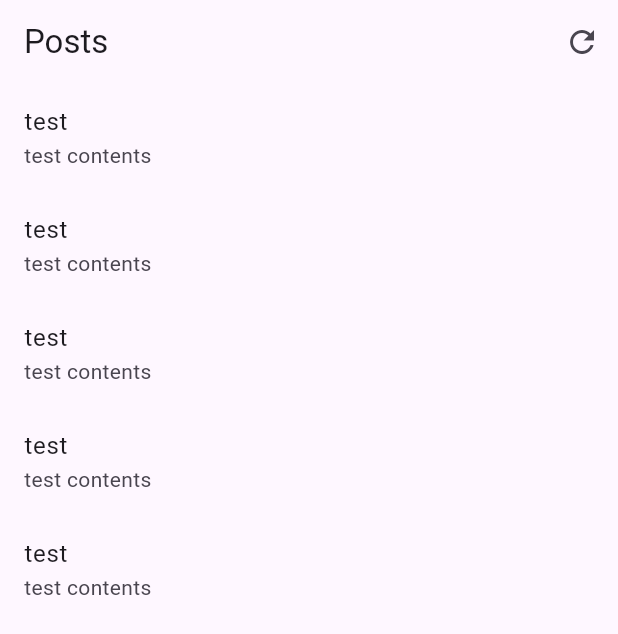
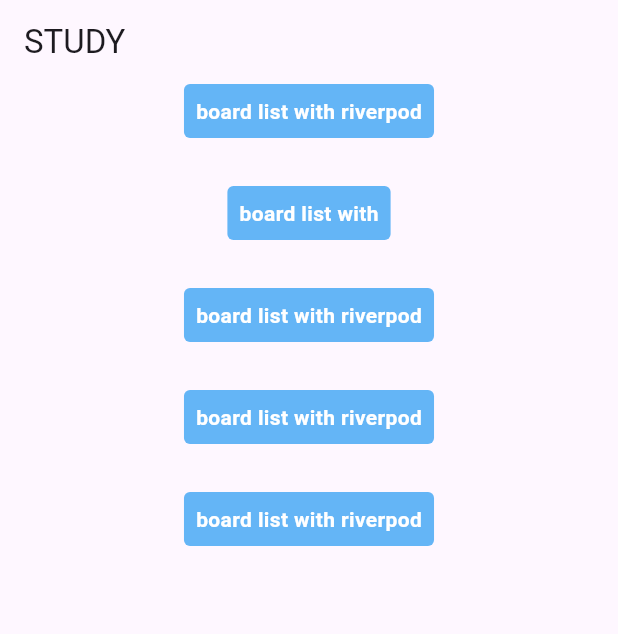
Before and after one commit to minguk-park/flutter_riverpod_study, a Flutter app: the screen it shows after launch, on a phone screen of 412 x 824 dp. Shown: the top 634 px of the screen. Run offline on Flutter 3.47's test engine with Material 3 defaults, Android fonts, the phone set to English and light mode, and no system bars; our stand-ins replace flutter_riverpod, get_it.

Commit message:
[feat] 아에 공부 프로젝트로 만들어버리기

```diff
--- a/lib/main.dart
+++ b/lib/main.dart
@@ -1,17 +1,14 @@
 import 'package:flutter/material.dart';
 import 'package:flutter_riverpod/flutter_riverpod.dart';
+import 'package:flutter_riverpod_study/locator.dart';
+import 'package:flutter_riverpod_study/presentation/views/home_view.dart';
 import 'package:get_it/get_it.dart';
 import 'datasources/remote_datasource.dart';
 import 'presentation/views/post_list_view.dart';
 import 'repositories/post_repository.dart';
 
-// void setupLocator() {
-//   GetIt.I.registerLazySingleton(() => RemoteDataSource());
-//   GetIt.I.registerLazySingleton(() => PostRepository(GetIt.I<RemoteDataSource>()));
-// }
-
 void main() {
-  // setupLocator();
+  setupLocator();
   runApp(const ProviderScope(child: MyApp()));
 }
 
@@ -25,7 +22,8 @@
       theme: ThemeData(
         primarySwatch: Colors.blue,
       ),
-      home: PostListView(),
+      // home: PostListView(),
+      home: const HomeView(),
     );
   }
 }
--- /dev/null
+++ b/lib/presentation/views/home_view.dart
@@ -0,0 +1,47 @@
+import 'package:flutter/material.dart';
+import 'package:flutter/widgets.dart';
+import 'package:flutter_riverpod_study/presentation/widgets/button_widget.dart';
+
+class HomeView extends StatelessWidget {
+  const HomeView({super.key});
+
+  @override
+  Widget build(BuildContext context) {
+    // return const Column(
+    //   children: [
+    //     ButtonWidget(),
+    //   ],
+    // );
+    return Scaffold(
+      appBar: AppBar(
+        title: const Text('STUDY'),
+        actions: const [
+          // IconButton(
+          //   icon: const Icon(Icons.refresh),
+          //   onPressed: () {
+          //     // ref.invalidate(postListProvider);
+          //     // ref.read(postListProvider);
+          //   },
+          // ),
+        ],
+      ),
+
+      body: const Center(
+        child: Column(
+          children: [
+            ButtonWidget(label: 'board list with riverpod'),
+            SizedBox(height: 32.0,),
+            ButtonWidget(label: 'board list with'),
+            SizedBox(height: 32.0,),
+            ButtonWidget(label: 'board list with riverpod'),
+            SizedBox(height: 32.0,),
+            ButtonWidget(label: 'board list with riverpod'),
+            SizedBox(height: 32.0,),
+            ButtonWidget(label: 'board list with riverpod'),
+            SizedBox(height: 32.0,),
+          ],
+        ),
+      ),
+    );
+  }
+}
--- a/lib/presentation/views/post_list_view.dart
+++ b/lib/presentation/views/post_list_view.dart
@@ -7,39 +7,35 @@ import '../../providers/post_provider.dart';
 class PostListView extends ConsumerWidget {
   @override
   Widget build(BuildContext context, WidgetRef ref) {
-    // final postsAsyncValue = ref.watch(postProvider);
+    final postListAsyncValue = ref.watch(postListProvider);
 
     return Scaffold(
       appBar: AppBar(
-        title: Text('Posts'),
+        title: const Text('거지같은 riverpod'),
         actions: [
           IconButton(
-            icon: Icon(Icons.refresh),
+            icon: const Icon(Icons.refresh),
             onPressed: () {
-              // ref.invalidate(postProvider);
-              // ref.read(postProvider);
+              ref.invalidate(postListProvider);
+              ref.read(postListProvider);
             },
           ),
         ],
       ),
-      // body: postsAsyncValue.when(
-      //   data: (posts) {
-      //     return ListView.builder(
-      //       itemCount: posts.length,
-      //       itemBuilder: (context, index) {
-      //         return PostItemWidget(post: posts[index]);
-      //       },
-      //     );
-      //   },
-      //   loading: () => const Center(child: CircularProgressIndicator()),
-      //   error: (error, stack) => Center(child: Text('Error: $error')),
-      // ),
-      body: ListView.builder(
-          itemCount: 5,
-          itemBuilder: (context, index){
-            return PostItemWidget(post: Post(id: 5, title: "test", content: "test contents"));
-          },
-        ),
+      body: Center(
+        child: postListAsyncValue.when(
+            data: (posts) {
+              return ListView.builder(
+                itemCount: posts.length,
+                itemBuilder: (context, index) {
+                  return PostItemWidget(post: posts[index]);
+                },
+              );
+            },
+            error:  (error, stack) => Text('오류: $error'),
+            loading: () => const CircularProgressIndicator(),
+          ),
+      ),
     );
   }
 }
--- /dev/null
+++ b/lib/presentation/widgets/button_widget.dart
@@ -0,0 +1,27 @@
+import 'package:flutter/material.dart';
+
+class ButtonWidget extends StatelessWidget {
+  final String label;
+
+  const ButtonWidget({super.key, required this.label});
+
+  @override
+  Widget build(BuildContext context) {
+    return Container(
+      decoration: BoxDecoration(
+        color: Colors.blue[300],
+        borderRadius: BorderRadius.circular(4.0),
+      ),
+      child: Padding(
+        padding: const EdgeInsets.all(8.0),
+        child: Text(
+          label,
+          style: const TextStyle(
+            fontWeight: FontWeight.bold,
+            color: Colors.white,
+          ),
+        ),
+      ),
+    );
+  }
+}
--- a/lib/repositories/post_repository.dart
+++ b/lib/repositories/post_repository.dart
@@ -2,11 +2,15 @@ import '../datasources/remote_datasource.dart';
 import '../models/post.dart';
 
 class PostRepository {
-  // final RemoteDataSource remoteDataSource;
+  final RemoteDataSource remoteDataSource;
 
-  // PostRepository(this.remoteDataSource);
+  PostRepository(this.remoteDataSource);
 
   // Future<List<Post>> getPosts() async {
   //   return await remoteDataSource.fetchPosts();
   // }
+
+  Future<List<Post>> getPosts() {
+    return remoteDataSource.fetchPosts();
+  }
 }
```
Also changed, not shown: lib/locator.dart (added, +10 -0 lines), lib/providers/post_provider.dart (+10 -1 lines).
